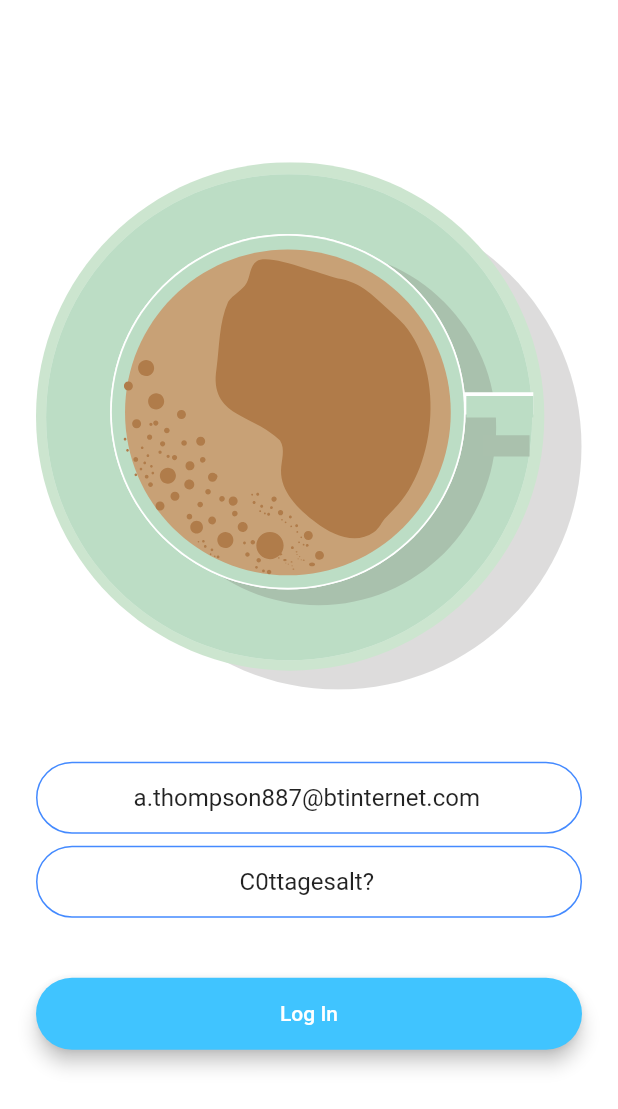
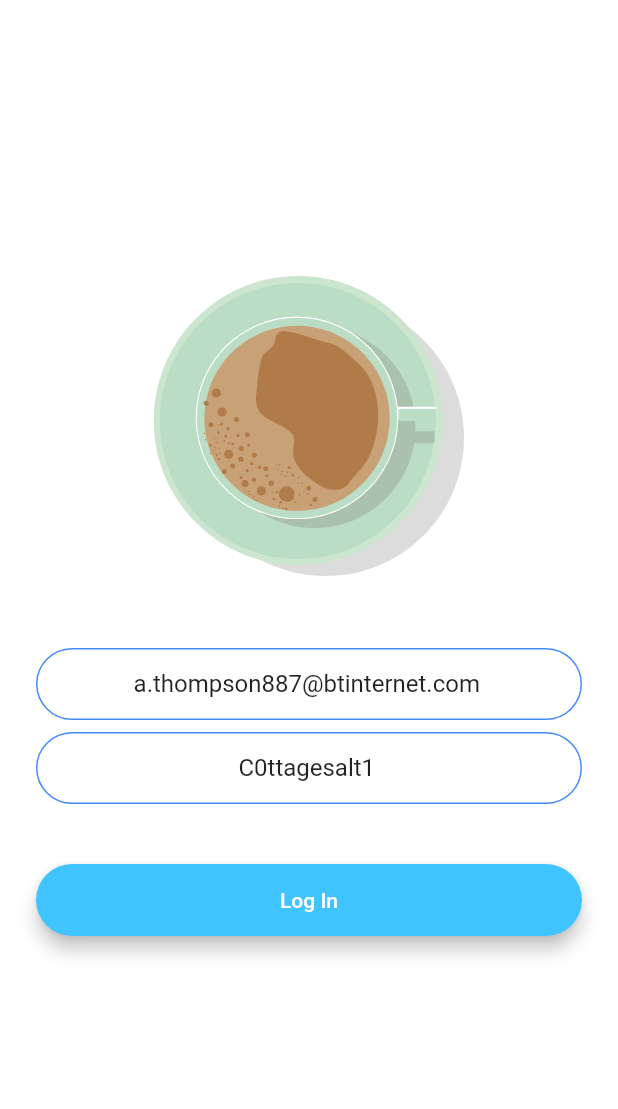
Before and after one commit to athompson887/cafe_qr_merchant_flutter, a Flutter app: the LoginScreen screen opened by its route, on a phone screen of 412 x 824 dp. Shown: the top 1109 px of the screen. Run offline on Flutter 3.47's test engine with Material 2 defaults, Android fonts, the phone set to English and light mode, and no system bars; our stand-ins replace animated_text_kit, cloud_firestore, firebase_auth, firebase_core, lottie, modal_progress_hud and 1 more; accounts and stored records are empty.

```diff
--- a/lib/screens/login_screen.dart
+++ b/lib/screens/login_screen.dart
@@ -19,7 +19,7 @@ class _LoginScreenState extends State<LoginScreen> {
   String password;
 
   TextEditingController _emailTextController = new TextEditingController(text:"a.thompson887@btinternet.com");
-  TextEditingController _passwordTextController = new TextEditingController(text:"C0ttagesalt?");
+  TextEditingController _passwordTextController = new TextEditingController(text:"C0ttagesalt1");
 
   @override
   Widget build(BuildContext context) {
@@ -33,7 +33,9 @@ class _LoginScreenState extends State<LoginScreen> {
             mainAxisAlignment: MainAxisAlignment.center,
             crossAxisAlignment: CrossAxisAlignment.stretch,
             children: <Widget>[
-              Lottie.asset('images/coffeecup.json'),
+              SizedBox(
+                  height: 200,
+                  child: Lottie.asset('images/coffeecup.json')),
               SizedBox(
                 height: 48.0,
               ),
@@ -71,7 +73,7 @@ class _LoginScreenState extends State<LoginScreen> {
                     showSpinner = true;
                   });
                   try {
-                    var _user = await _auth.currentUser;
+                    var _user = _auth.currentUser;
                     if(_user == null) {
                       _user = (await _auth.signInWithEmailAndPassword(
                           email: email, password: password)) as User;
@@ -81,6 +83,7 @@ class _LoginScreenState extends State<LoginScreen> {
                       Navigator.pushNamed(context, HomeScreen.id);
                     });
                   } catch (e) {
+                    print(e);
                     setState(() {
                       showSpinner = false;
                     });
--- a/pubspec.yaml
+++ b/pubspec.yaml
@@ -30,9 +30,9 @@ dependencies:
   # Use with the CupertinoIcons class for iOS style icons.
   cupertino_icons: ^1.0.2
   shared_preferences: ^2.0.5
-  cloud_firestore: ^1.0.5
-  firebase_auth: ^1.1.0
-  firebase_core: ^1.0.3
+  cloud_firestore: ^2.5.0
+  firebase_auth: ^3.0.2
+  firebase_core: ^1.5.0
   fluttertoast: ^8.0.3
   animated_text_kit: ^4.1.1
   modal_progress_hud: ^0.1.3
```
Also changed, not shown: pubspec.lock, 7 other files.
